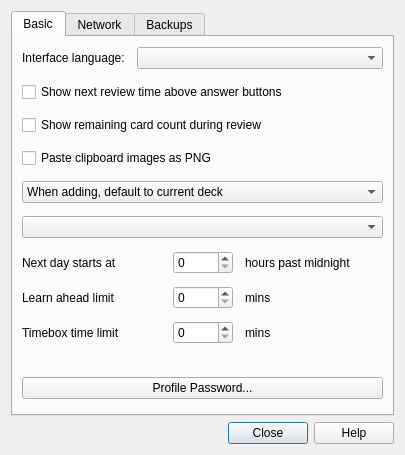
Old version of the form designer/preferences.ui in the repository ankitects/anki.
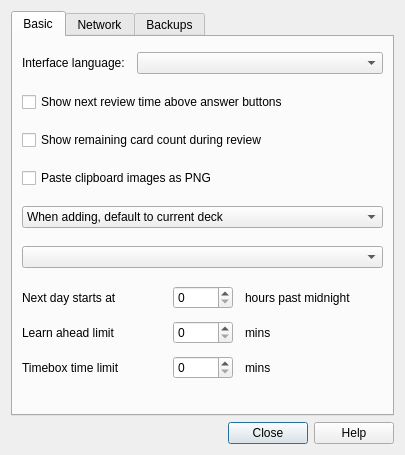
New version of the form.

Commit message:
revamp profile manager
- use a main window instead of a dialog, so the menu items of the main
window don't appear while the profile window is active on OS X
- the profile manager now has a button to automatic restoring from
backup, which will prevent old backups from being clobbered
- drop support for profile passwords
- do the right thing when user quits from the menu in profile manager
mode

What changed in the file:
```diff
--- a/designer/preferences.ui
+++ b/designer/preferences.ui
@@ -184,16 +184,6 @@
          </property>
         </spacer>
        </item>
-       <item>
-        <widget class="QPushButton" name="profilePass">
-         <property name="text">
-          <string>Profile Password...</string>
-         </property>
-         <property name="autoDefault">
-          <bool>false</bool>
-         </property>
-        </widget>
-       </item>
       </layout>
      </widget>
      <widget class="QWidget" name="tab_2">
```
Left out of the diff: 1 changed line with no effect on the pictures. The commit also changes 5 other files.
